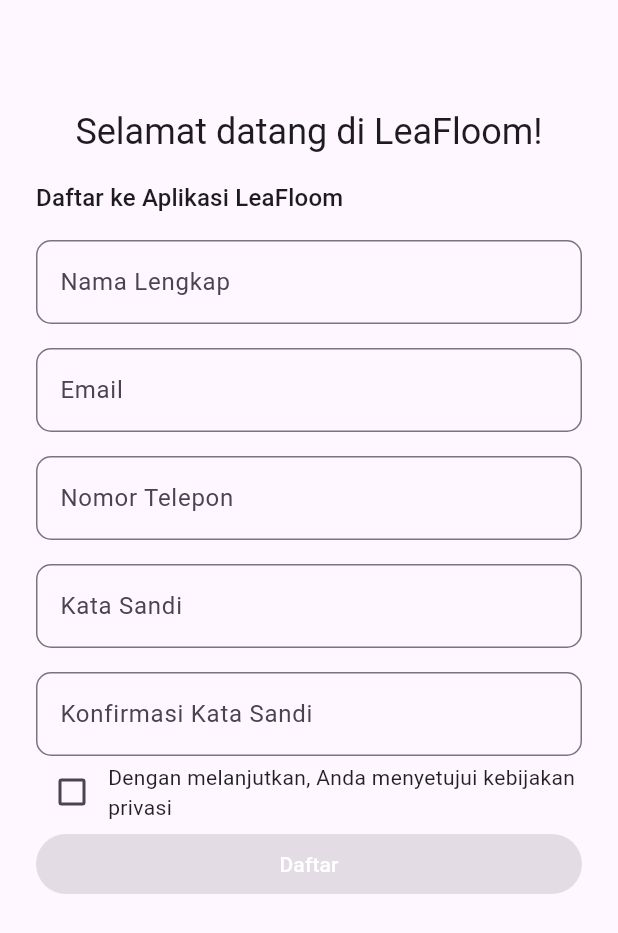
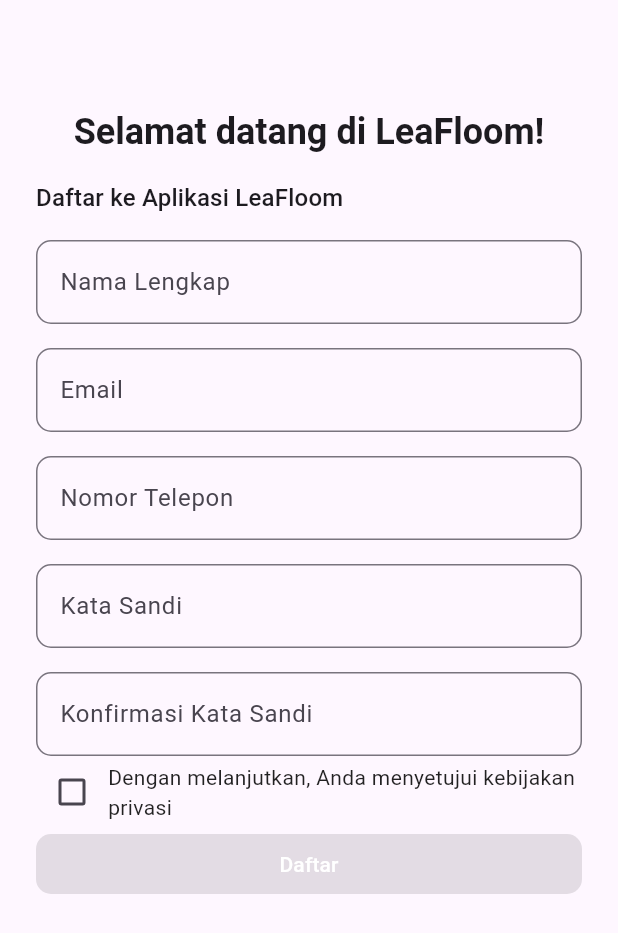
Before and after one commit to LeafLoom-PPB-MM4/LeafLoomApps, a Flutter app: the screen it shows after launch, after a tap on "Daftar", on a phone screen of 412 x 824 dp. Shown: the top 933 px of the screen. Run offline on Flutter 3.47's test engine with Material 3 defaults, Android fonts, the phone set to English and light mode, and no system bars; our stand-ins replace get, get_storage, logger.

Commit message:
login/signup screen

```diff
--- a/leafloomapp/lib/features/authentication/screens/login/login.dart
+++ b/leafloomapp/lib/features/authentication/screens/login/login.dart
@@ -39,14 +39,17 @@
             children: [
               // Welcome back title
               Padding(
-                padding: const EdgeInsets.symmetric(horizontal: 72.0),
+                padding: const EdgeInsets.symmetric(horizontal: 25.0),
                 child: Column(
-                  crossAxisAlignment: CrossAxisAlignment.start,
+                  crossAxisAlignment: CrossAxisAlignment.center,
                   children: [
                     const SizedBox(height: LSizes.md),
                     Text(
-                      'Selamat datang kembali!',
-                      style: Theme.of(context).textTheme.headline5,
+                      'Selamat Datang Kembali!',
+                      style: Theme.of(context).textTheme.headline5!.copyWith(
+                            fontWeight: FontWeight.bold,
+                          ),
+                      textAlign: TextAlign.center,
                     ),
                     const SizedBox(height: LSizes.md),
                   ],
@@ -129,6 +132,10 @@
                         },
                         style: ElevatedButton.styleFrom(
                           backgroundColor: Color.fromARGB(255, 3, 79, 4),
+                          shape: RoundedRectangleBorder(
+                            borderRadius: BorderRadius.circular(
+                                10), // Sesuaikan dengan radius yang diinginkan
+                          ),
                         ),
                         child: Text(
                           LText.signIn,
@@ -170,6 +177,10 @@
                         },
                         style: OutlinedButton.styleFrom(
                           side: BorderSide(color: Colors.black),
+                          shape: RoundedRectangleBorder(
+                            borderRadius: BorderRadius.circular(
+                                10), // Sesuaikan dengan radius yang diinginkan
+                          ),
                         ),
                         child: Row(
                           mainAxisAlignment: MainAxisAlignment.center,
@@ -190,7 +201,7 @@
                     ),
 
                     // Don't have an account? Sign Up text
-                    SizedBox(height: LSizes.spaceBtwInputFields),
+
                     Row(
                       mainAxisAlignment: MainAxisAlignment.center,
                       children: [
--- a/leafloomapp/lib/features/authentication/screens/signup/signup.dart
+++ b/leafloomapp/lib/features/authentication/screens/signup/signup.dart
@@ -33,7 +33,9 @@
                   padding: const EdgeInsets.symmetric(vertical: LSizes.md),
                   child: Text(
                     'Selamat datang di LeaFloom!',
-                    style: Theme.of(context).textTheme.headline5,
+                    style: Theme.of(context).textTheme.headline5!.copyWith(
+                          fontWeight: FontWeight.bold,
+                        ),
                     textAlign: TextAlign.center,
                   ),
                 ),
@@ -142,6 +144,10 @@
                             : null, // Disable button if not agreed to privacy policy
                         style: ElevatedButton.styleFrom(
                           backgroundColor: const Color.fromARGB(255, 2, 58, 4),
+                          shape: RoundedRectangleBorder(
+                            borderRadius: BorderRadius.circular(
+                                10), // Sesuaikan dengan radius yang diinginkan
+                          ),
                         ),
                         child: Text(
                           'Daftar',
```
